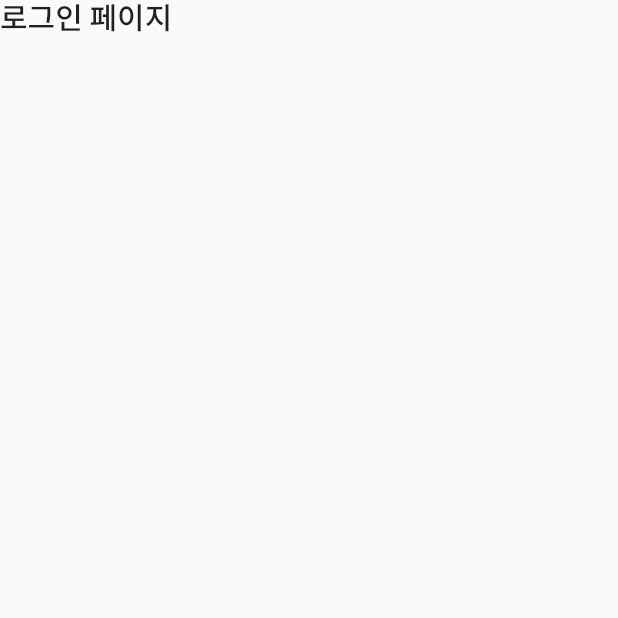
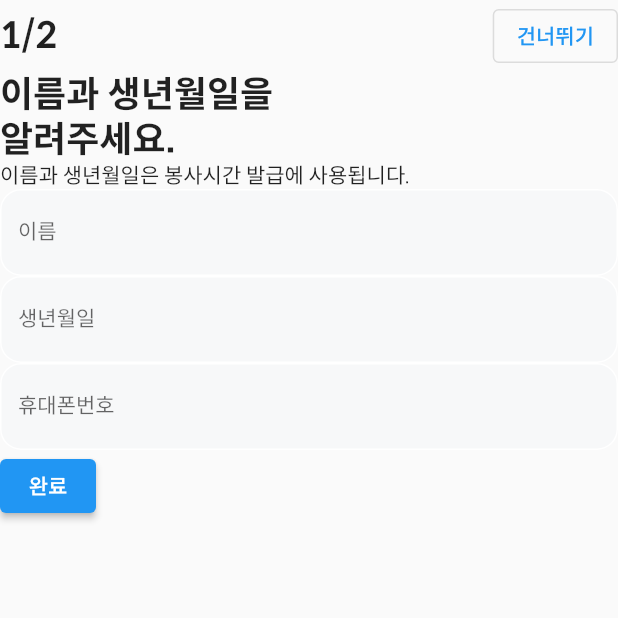
Before and after one commit to SeongYongLee/rurallife_flutter, a Flutter app: the screen it shows after launch, on a phone screen of 412 x 824 dp, the top half of it. Run offline on Flutter 3.47's test engine with Material 2 defaults, Android fonts, the phone set to English and light mode, and no system bars.

Commit message:
feat: common theme add signup_text_field component add login page -> signup page

```diff
--- /dev/null
+++ b/lib/components/signup_text_field.dart
@@ -0,0 +1,51 @@
+import 'package:flutter/material.dart';
+
+class SignupTextField extends StatefulWidget {
+  final String labelText;
+  final String hintText;
+
+  const SignupTextField({
+    Key? key,
+    required this.labelText,
+    required this.hintText,
+  }) : super(key: key);
+
+  @override
+  _SignupTextFieldState createState() => _SignupTextFieldState();
+}
+
+class _SignupTextFieldState extends State<SignupTextField> {
+  FocusNode _textFieldFocus = FocusNode();
+  Color _color = Color(0xFFf7f8f9);
+
+  @override
+  void initState() {
+    _textFieldFocus.addListener(() {
+      setState(() {
+        _color = _textFieldFocus.hasFocus ? Colors.white : Color(0xFFf7f8f9);
+      });
+    });
+    super.initState();
+  }
+
+  @override
+  Widget build(BuildContext context) {
+    return TextField(
+      decoration: InputDecoration(
+        filled: true,
+        fillColor: _color,
+        enabledBorder: OutlineInputBorder(
+          borderSide: BorderSide(color: Colors.white),
+          borderRadius: BorderRadius.circular(14),
+        ),
+        labelText: widget.labelText,
+        hintText: widget.hintText,
+        focusedBorder: OutlineInputBorder(
+          borderSide: BorderSide(color: Color(0xFFf66e22)),
+          borderRadius: BorderRadius.circular(14),
+        ),
+      ),
+      focusNode: _textFieldFocus,
+    );
+  }
+}
--- a/lib/main.dart
+++ b/lib/main.dart
@@ -1,22 +1,21 @@
 import 'package:flutter/material.dart';
-import 'package:rurallife_flutter/pages/login.dart';
+import 'package:rurallife_flutter/pages/signup.dart';
+import 'rurallife_theme.dart';
 
 void main() {
-  runApp(const MyApp());
+  runApp(const RuralLifeApp());
 }
 
-class MyApp extends StatelessWidget {
-  const MyApp({Key? key}) : super(key: key);
+class RuralLifeApp extends StatelessWidget {
+  const RuralLifeApp({Key? key}) : super(key: key);
 
   @override
   Widget build(BuildContext context) {
+    final theme = RuralLifeTheme.light();
     return MaterialApp(
-      title: 'Flutter Demo',
-      theme: ThemeData(
-        primarySwatch: Colors.blue,
-        fontFamily: 'SpoqaHanSansNeo',
-      ),
-      home: const Login(),
+      title: 'RuralLife',
+      theme: theme,
+      home: const Signup(),
     );
   }
 }
--- a/lib/pages/login.dart
+++ /dev/null
@@ -1,20 +0,0 @@
-import 'package:flutter/material.dart';
-
-class Login extends StatefulWidget {
-  const Login({Key? key}) : super(key: key);
-
-  @override
-  _LoginState createState() => _LoginState();
-}
-
-class _LoginState extends State<Login> {
-  @override
-  Widget build(BuildContext context) {
-    return Scaffold(
-      body: Text(
-        '로그인 페이지',
-        style: Theme.of(context).textTheme.headline6,
-      ),
-    );
-  }
-}
--- /dev/null
+++ b/lib/pages/signup.dart
@@ -0,0 +1,59 @@
+import 'package:flutter/material.dart';
+import 'package:rurallife_flutter/components/signup_text_field.dart';
+
+class Signup extends StatefulWidget {
+  const Signup({Key? key}) : super(key: key);
+
+  @override
+  _SignupState createState() => _SignupState();
+}
+
+class _SignupState extends State<Signup> {
+  @override
+  Widget build(BuildContext context) {
+    return Scaffold(
+      body: Column(
+        mainAxisAlignment: MainAxisAlignment.start,
+        crossAxisAlignment: CrossAxisAlignment.start,
+        children: [
+          Row(
+            mainAxisAlignment: MainAxisAlignment.spaceBetween,
+            children: [
+              Text(
+                '1/2',
+                style: Theme.of(context).textTheme.headline5,
+              ),
+              OutlinedButton(
+                onPressed: () {
+                  print('건너뛰기');
+                },
+                child: Text('건너뛰기'),
+              )
+            ],
+          ),
+          Text(
+            '이름과 생년월일을',
+            style: Theme.of(context).textTheme.headline5,
+          ),
+          Text(
+            '알려주세요.',
+            style: Theme.of(context).textTheme.headline5,
+          ),
+          Text(
+            '이름과 생년월일은 봉사시간 발급에 사용됩니다.',
+            style: Theme.of(context).textTheme.subtitle1,
+          ),
+          SignupTextField(labelText: '이름', hintText: '이름을 입력해주세요.'),
+          SignupTextField(labelText: '생년월일', hintText: '생년월일 6자를 입력해주세요'),
+          SignupTextField(labelText: '휴대폰번호', hintText: "'-'없이 입력해주세요"),
+          ElevatedButton(
+            onPressed: () {
+              print('hi');
+            },
+            child: Text('완료'),
+          ),
+        ],
+      ),
+    );
+  }
+}
--- /dev/null
+++ b/lib/rurallife_theme.dart
@@ -0,0 +1,58 @@
+import 'package:flutter/material.dart';
+
+class RuralLifeTheme {
+  static TextTheme lightTextTheme = TextTheme(
+    headline5: TextStyle(fontSize: 24.0, fontWeight: FontWeight.bold),
+    subtitle1: TextStyle(fontSize: 14.0, fontWeight: FontWeight.normal),
+    subtitle2: TextStyle(fontSize: 16.0, fontWeight: FontWeight.bold),
+  );
+
+  static TextTheme darkTextTheme = TextTheme(
+    headline5: TextStyle(
+        fontSize: 24.0, fontWeight: FontWeight.bold, color: Colors.white),
+  );
+
+  static ThemeData light() {
+    return ThemeData(
+      fontFamily: 'SpoqaHanSansNeo',
+      brightness: Brightness.light,
+      inputDecorationTheme: const InputDecorationTheme(),
+      checkboxTheme: CheckboxThemeData(
+        fillColor: MaterialStateColor.resolveWith((states) {
+          return Colors.black;
+        }),
+      ),
+      appBarTheme: const AppBarTheme(
+        foregroundColor: Colors.black,
+        backgroundColor: Colors.white,
+      ),
+      floatingActionButtonTheme: const FloatingActionButtonThemeData(
+        foregroundColor: Colors.white,
+        backgroundColor: Colors.black,
+      ),
+      bottomNavigationBarTheme: const BottomNavigationBarThemeData(
+        selectedItemColor: Colors.green,
+      ),
+      textTheme: lightTextTheme,
+    );
+  }
+
+  static ThemeData dark() {
+    return ThemeData(
+      fontFamily: 'SpoqaHanSansNeo',
+      brightness: Brightness.dark,
+      appBarTheme: AppBarTheme(
+        foregroundColor: Colors.white,
+        backgroundColor: Colors.grey[900],
+      ),
+      floatingActionButtonTheme: const FloatingActionButtonThemeData(
+        foregroundColor: Colors.white,
+        backgroundColor: Colors.green,
+      ),
+      bottomNavigationBarTheme: const BottomNavigationBarThemeData(
+        selectedItemColor: Colors.green,
+      ),
+      textTheme: darkTextTheme,
+    );
+  }
+}
```
Also changed, not shown: 1 other file.
